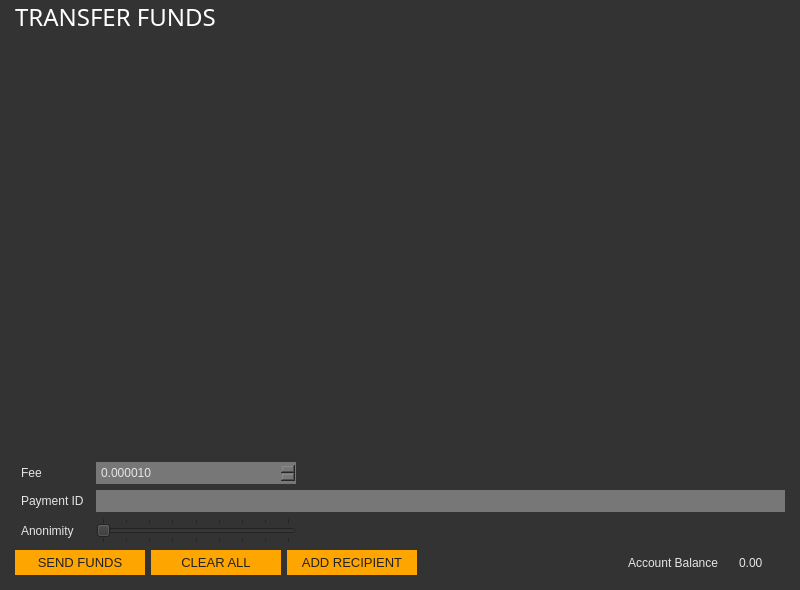
Above: src/gui/ui/sendframe.ui from ConcealNetwork/conceal-desktop before the change. Below: the same form after it.
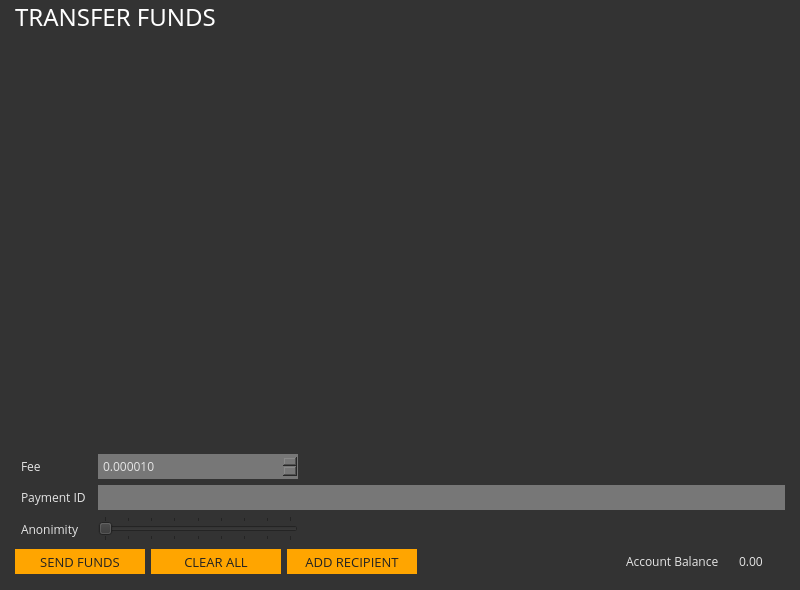
That is the form after the change.

Diff of the .ui file:
```diff
--- a/src/gui/ui/sendframe.ui
+++ b/src/gui/ui/sendframe.ui
@@ -12,7 +12,7 @@
   </property>
   <property name="font">
    <font>
-    <family>Arial</family>
+    <family>Open Sans</family>
     <pointsize>10</pointsize>
    </font>
   </property>
@@ -122,7 +122,7 @@
       <widget class="QLabel" name="label_2">
        <property name="font">
         <font>
-         <family>Arial</family>
+         <family>Open Sans</family>
          <pointsize>9</pointsize>
         </font>
        </property>
@@ -138,7 +138,7 @@
       <widget class="QLineEdit" name="m_paymentIdEdit">
        <property name="font">
         <font>
-         <family>Arial</family>
+         <family>Open Sans</family>
          <pointsize>9</pointsize>
         </font>
        </property>
@@ -151,7 +151,7 @@
       <widget class="QLabel" name="label_6">
        <property name="font">
         <font>
-         <family>Arial</family>
+         <family>Open Sans</family>
          <pointsize>9</pointsize>
         </font>
        </property>
@@ -189,7 +189,7 @@
        </property>
        <property name="font">
         <font>
-         <family>Arial</family>
+         <family>Open Sans</family>
          <pointsize>9</pointsize>
         </font>
        </property>
@@ -254,7 +254,7 @@
       <widget class="QLabel" name="label">
        <property name="font">
         <font>
-         <family>Arial</family>
+         <family>Open Sans</family>
          <pointsize>9</pointsize>
         </font>
        </property>
@@ -270,7 +270,7 @@
       <widget class="QDoubleSpinBox" name="m_feeSpin">
        <property name="font">
         <font>
-         <family>Arial</family>
+         <family>Open Sans</family>
          <pointsize>9</pointsize>
         </font>
        </property>
@@ -314,7 +314,7 @@
        </property>
        <property name="font">
         <font>
-         <family>Arial</family>
+         <family>Open Sans</family>
          <pointsize>10</pointsize>
          <weight>50</weight>
          <bold>false</bold>
@@ -344,7 +344,7 @@
        </property>
        <property name="font">
         <font>
-         <family>Arial</family>
+         <family>Open Sans</family>
          <pointsize>10</pointsize>
          <weight>50</weight>
          <bold>false</bold>
@@ -374,7 +374,7 @@
        </property>
        <property name="font">
         <font>
-         <family>Arial</family>
+         <family>Open Sans</family>
          <pointsize>10</pointsize>
          <weight>50</weight>
          <bold>false</bold>
@@ -405,7 +405,7 @@
       <widget class="QLabel" name="label_4">
        <property name="font">
         <font>
-         <family>Arial</family>
+         <family>Open Sans</family>
          <pointsize>9</pointsize>
         </font>
        </property>
@@ -421,7 +421,7 @@
       <widget class="QLabel" name="m_balanceLabel">
        <property name="font">
         <font>
-         <family>Arial</family>
+         <family>Open Sans</family>
          <pointsize>9</pointsize>
         </font>
        </property>
```
